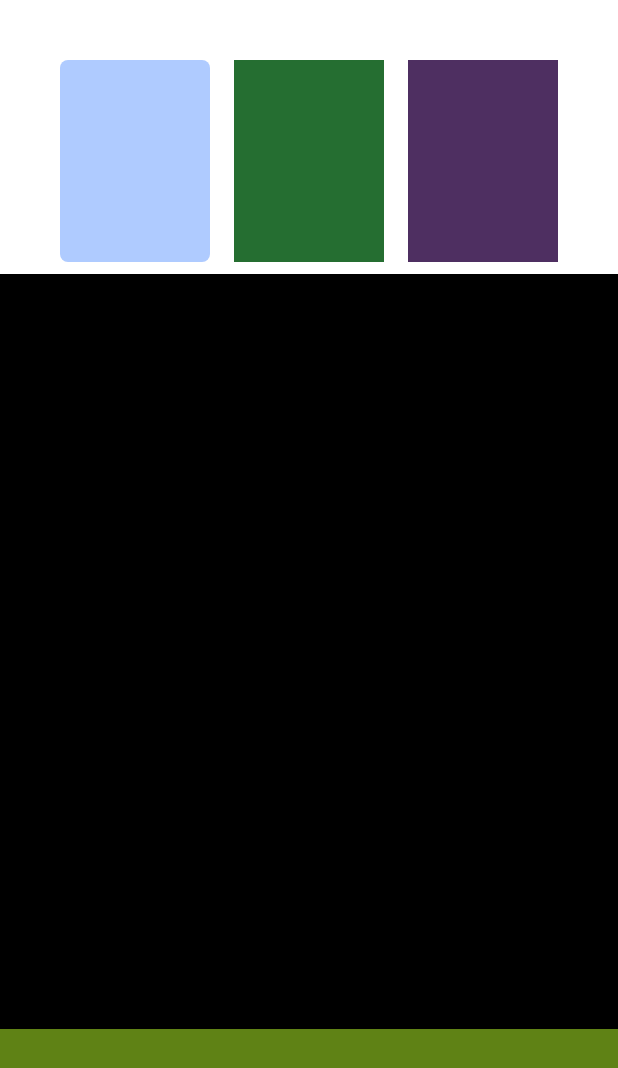
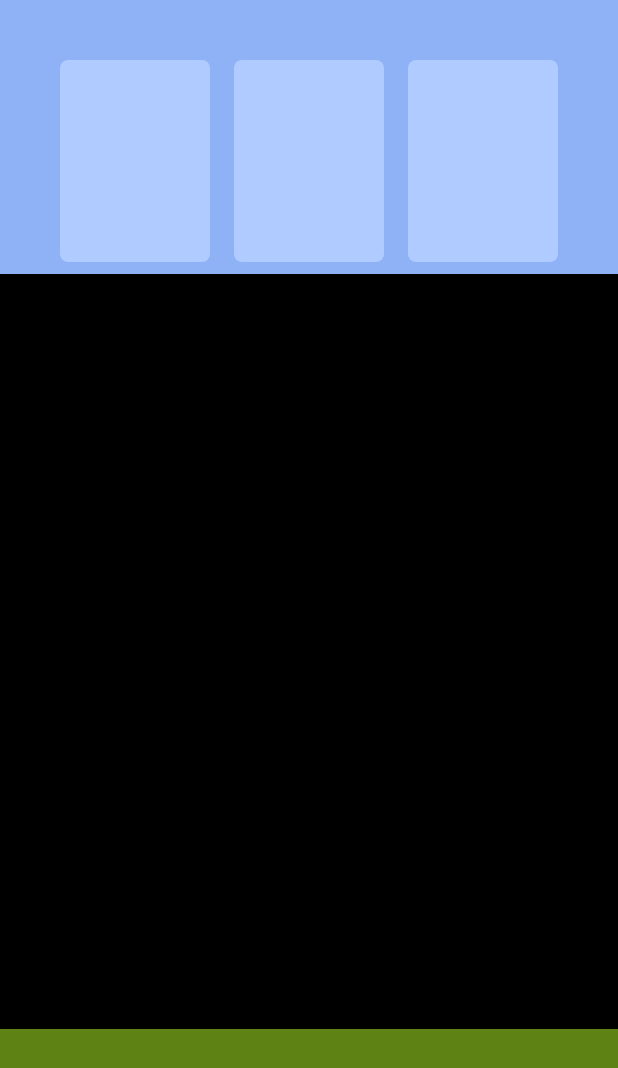
Before and after one commit to yuipuccho/numeron_android, an Android app: the NumberSelectionActivity screen opened directly, with no data from a screen before it, on a phone screen of 412 x 824 dp. Shown: the top 1068 px of the screen. Run offline under Robolectric (Android 15) with nearby library versions, the phone set to English and light mode, and no system bars.

Commit message:
[Add] Top UI

```diff
--- a/app/src/main/res/layout/activity_number_selection.xml
+++ b/app/src/main/res/layout/activity_number_selection.xml
@@ -9,6 +9,7 @@
     <LinearLayout
         android:layout_width="match_parent"
         android:layout_height="match_parent"
+        android:background="@color/mainBlue"
         android:orientation="vertical">
 
         <LinearLayout
@@ -19,7 +20,6 @@
             android:paddingEnd="40dp"
             android:paddingTop="40dp"
             android:paddingBottom="8dp"
-            android:background="@color/white"
             android:orientation="horizontal">
 
             <View
@@ -35,14 +35,14 @@
                 android:layout_weight="1"
                 android:layout_marginStart="8dp"
                 android:layout_marginEnd= "8dp"
-                android:background="#256E31"
+                android:background="@drawable/radius_5dp"
                 />
             <View
                 android:layout_width="0dp"
                 android:layout_height="match_parent"
                 android:layout_weight="1"
                 android:layout_marginStart="8dp"
-                android:background="#4E2F61"
+                android:background="@drawable/radius_5dp"
                 />
         </LinearLayout>
 
```
